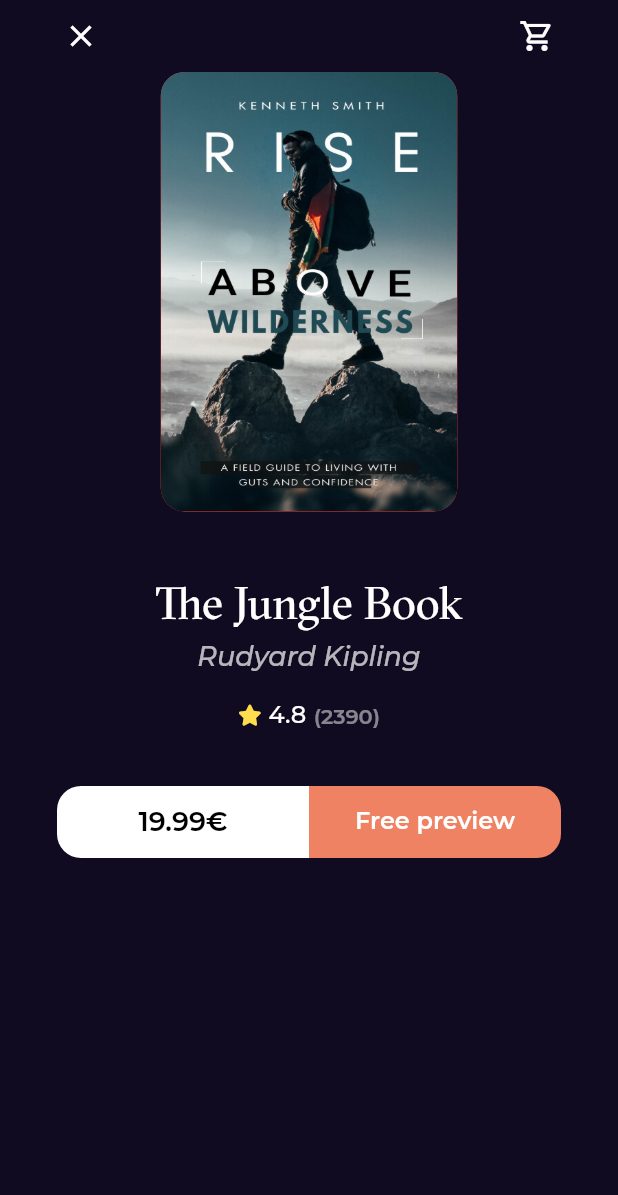
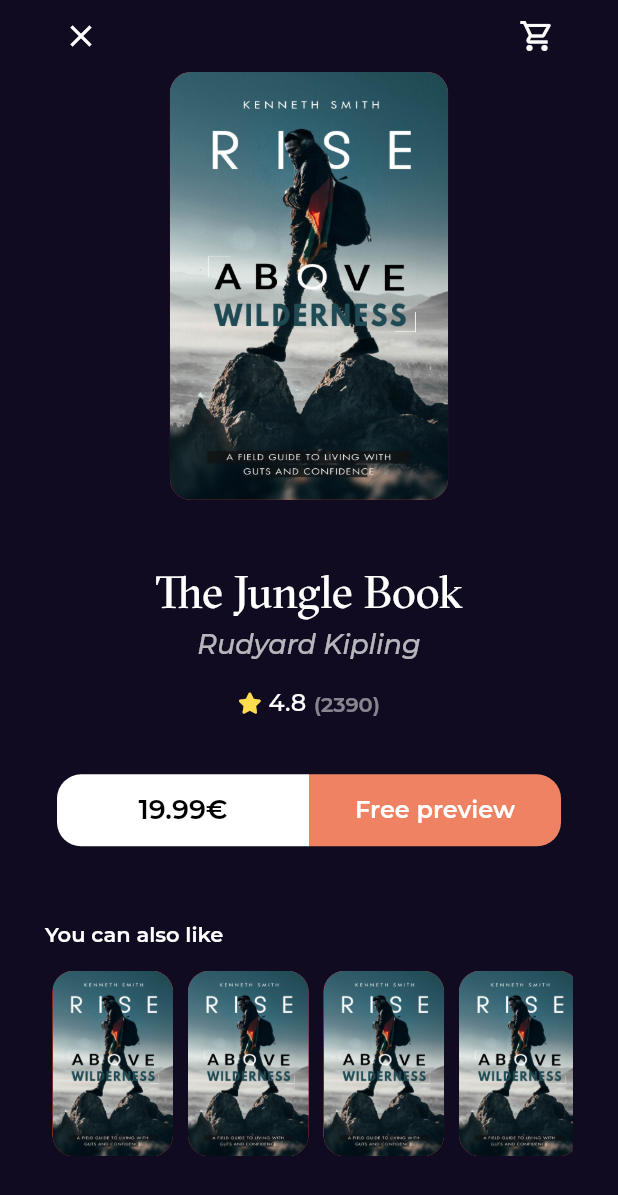
Before and after one commit to tarek-binselm/bookly_app, a Flutter app: the BookDetailsView screen opened by its route, on a phone screen of 412 x 824 dp. Shown: the top 1195 px of the screen. Run offline on Flutter 3.47's test engine with Material 2 defaults, Android fonts, the light colour scheme and no system bars; our stand-ins replace font_awesome_flutter, go_router, google_fonts.

Commit message:
create similar books list view

```diff
--- a/lib/features/Home/presentation/views/widgets/book_details_view_body.dart
+++ b/lib/features/Home/presentation/views/widgets/book_details_view_body.dart
@@ -3,6 +3,7 @@
 import 'package:bookly_app/features/Home/presentation/views/widgets/book_details_custom_button.dart';
 import 'package:bookly_app/features/Home/presentation/views/widgets/book_rating.dart';
 import 'package:bookly_app/features/Home/presentation/views/widgets/custom_book_item.dart';
+import 'package:bookly_app/features/Home/presentation/views/widgets/similar_books_list_view.dart';
 import 'package:flutter/material.dart';
 
 class BookDetailsViewBody extends StatelessWidget {
@@ -16,7 +17,7 @@
         children: [
           const BookDetailsCustomAppBar(),
           SizedBox(
-            width: MediaQuery.of(context).size.width * .48,
+            width: MediaQuery.of(context).size.width * .45,
             child: const CustomBookItem(),
           ),
           const SizedBox(
@@ -47,6 +48,25 @@
             height: 37,
           ),
           const BookDetailsCustomButton(),
+          const SizedBox(
+            height: 50,
+          ),
+          Align(
+            alignment: Alignment.centerLeft,
+            child: Text(
+              'You can also like',
+              style: Styles.textStyle14.copyWith(
+                fontWeight: FontWeight.w600,
+              ),
+            ),
+          ),
+          const SizedBox(
+            height: 16,
+          ),
+          const SimilarBooksListView(),
+          const SizedBox(
+            height: 40,
+          ),
         ],
       ),
     );
--- a/lib/features/Home/presentation/views/widgets/custom_book_item.dart
+++ b/lib/features/Home/presentation/views/widgets/custom_book_item.dart
@@ -7,11 +7,11 @@
   @override
   Widget build(BuildContext context) {
     return AspectRatio(
-      aspectRatio: 2.7 / 4,
+      aspectRatio: 2.6 / 4,
       child: Container(
         decoration: BoxDecoration(
           color: Colors.red,
-          borderRadius: BorderRadius.circular(16),
+          borderRadius: BorderRadius.circular(14),
           image: const DecorationImage(
             fit: BoxFit.fill,
             image: AssetImage(AssetsData.testImage),
--- /dev/null
+++ b/lib/features/Home/presentation/views/widgets/similar_books_list_view.dart
@@ -0,0 +1,22 @@
+import 'package:bookly_app/features/Home/presentation/views/widgets/custom_book_item.dart';
+import 'package:flutter/material.dart';
+
+class SimilarBooksListView extends StatelessWidget {
+  const SimilarBooksListView({super.key});
+
+  @override
+  Widget build(BuildContext context) {
+    return SizedBox(
+      height: MediaQuery.of(context).size.height * .15,
+      child: ListView.builder(
+        scrollDirection: Axis.horizontal,
+        itemBuilder: (context, index) {
+          return const Padding(
+            padding: EdgeInsets.symmetric(horizontal: 5),
+            child: CustomBookItem(),
+          );
+        },
+      ),
+    );
+  }
+}
```
